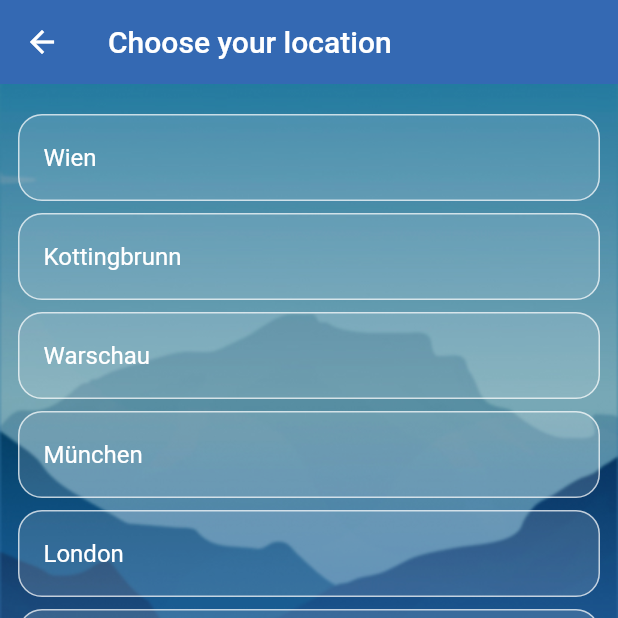
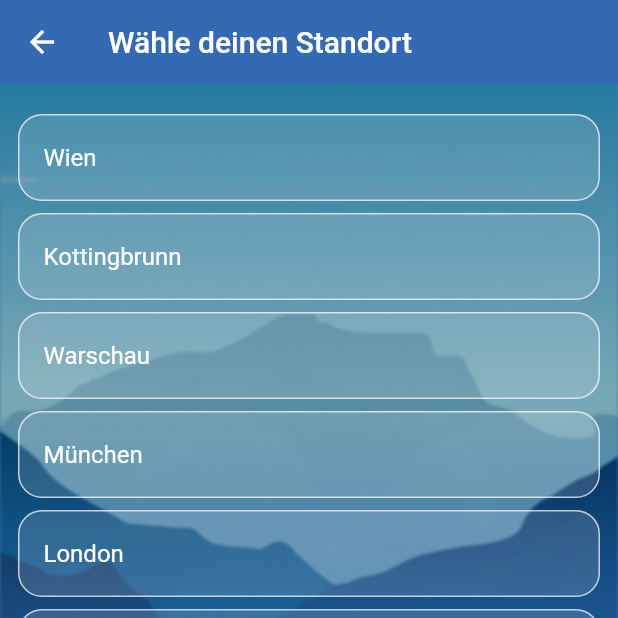
Before and after one commit to AlexanderMazurowski/AlexanderMazurowski, a Flutter app: the ChooseLocation screen opened by its route, on a phone screen of 412 x 824 dp, the top half of it. Run offline on Flutter 3.47's test engine with Material 2 defaults, Android fonts, the phone set to English and light mode, and no system bars; our stand-ins replace flutter_svg, google_fonts; network calls fail; Roboto replaces fonts that are missing (Overpass).

Commit message:
deutsch Update

```diff
--- a/lib/pages/choose_location.dart
+++ b/lib/pages/choose_location.dart
@@ -81,9 +81,8 @@ class _ChooseLocationState extends State<ChooseLocation> {
     return Scaffold(
       appBar: AppBar(
         backgroundColor: Color(0xFF3469B3),
-        title: Text("Choose your location"),
+        title: Text("Wähle deinen Standort"),
         elevation: 0,
-
       ),
       body: Container(
         decoration: BoxDecoration(
@@ -117,12 +116,10 @@ class _ChooseLocationState extends State<ChooseLocation> {
                       ),
                       child: ListTile(
                         tileColor: Color(0x00C11D1D),
-
                         onTap: () {
                           updateTime(index);
                         },
                         title: Text(locations[index].name,
-
                           style: TextStyle(
                             fontFamily: 'Overpass',
                             color: Color(0xFFFFFFFF),
--- a/lib/pages/home.dart
+++ b/lib/pages/home.dart
@@ -238,7 +238,7 @@ class _HomeState extends State<Home> {
                                     Padding(
                                       padding: const EdgeInsets.fromLTRB(8, 0, 16, 0),
                                       child: Text(
-                                        'Feut',
+                                        'Feuchtigkeit',
                                         style: TextStyle(
                                           fontFamily: 'Overpass',
                                           color: data["dynamicColor"],
```
